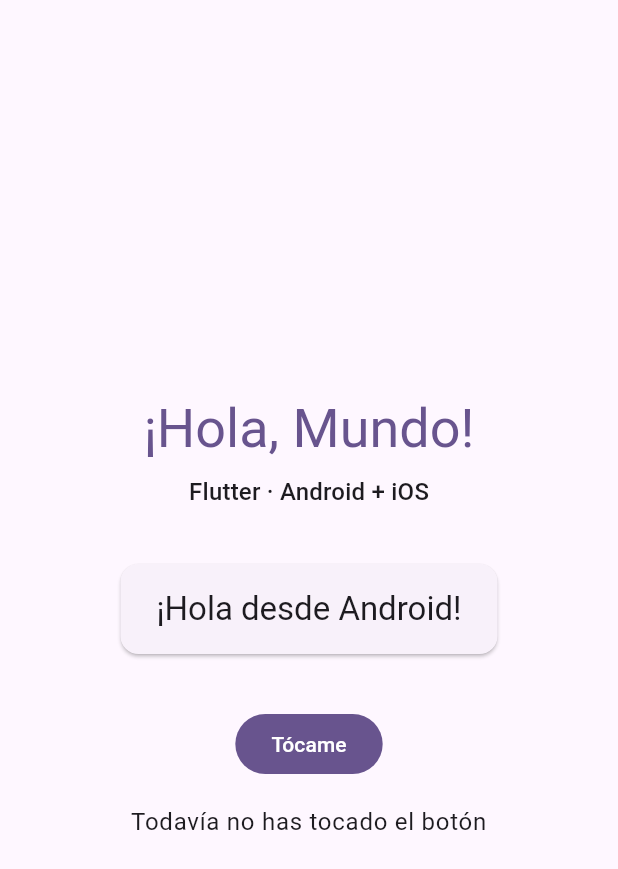
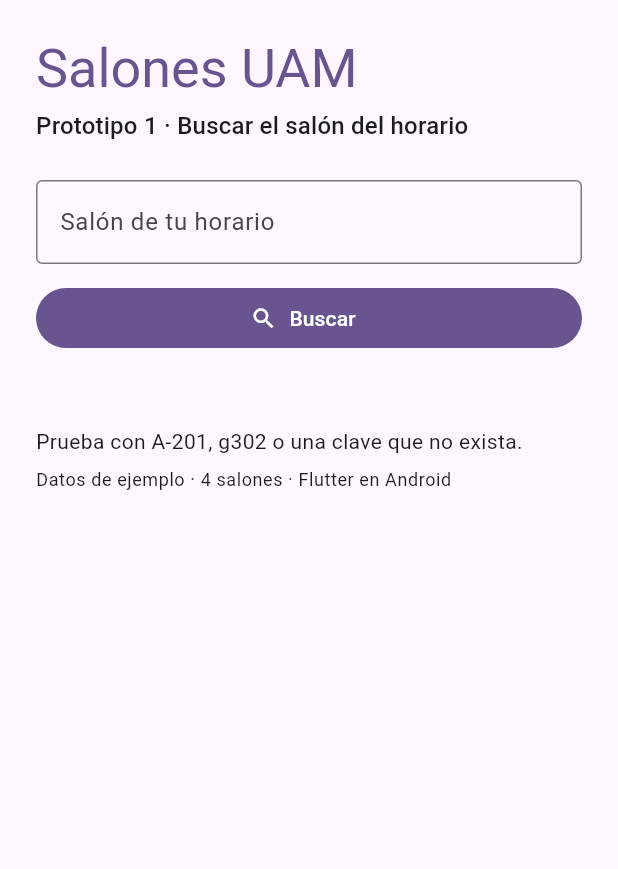
Before and after one commit to gabrielhuav/navegacion-uam-equipo-00, a Flutter app: the screen it shows after launch, on a phone screen of 412 x 824 dp. Shown: the top 869 px of the screen. Run offline on Flutter 3.47's test engine with Material 3 defaults, Android fonts, the phone set to English and light mode, and no system bars.

Commit message:
feat(flutter): busca el salón del horario
Pantalla PantallaBuscar: campo para la clave, botón Buscar y tarjeta con
edificio y piso, o el motivo cuando no se encuentra. La lógica vive en
lib/catalogo.dart (normalizarClave, buscarSalon y mensaje) con un catálogo
de ejemplo de cuatro salones. Pruebas en test/catalogo_test.dart y
test/widget_test.dart. Paquete com.example.salones_uam, versión 0.1.0+1.

Refs #1

Co-Authored-By: Claude Opus 5.5 <noreply@anthropic.com>
Claude-Session: https://claude.ai/code/session_01FfVuzs8wdk3Lv1szMwBhLx

```diff
--- /dev/null
+++ b/app-flutter/lib/catalogo.dart
@@ -0,0 +1,101 @@
+/// Lógica pura del Prototipo 1: no sabe nada de pantallas, ni de Android, ni de iOS.
+/// Por eso se puede probar con pruebas unitarias (ver test/catalogo_test.dart).
+library;
+
+/// Un salón del catálogo.
+class Salon {
+  const Salon({
+    required this.clave,
+    required this.edificio,
+    required this.piso,
+  });
+
+  /// Clave tal como la guarda el catálogo, por ejemplo "A-201".
+  final String clave;
+
+  /// Edificio donde está el salón, por ejemplo "A".
+  final String edificio;
+
+  /// Piso del salón.
+  final int piso;
+}
+
+/// Datos de EJEMPLO del Prototipo 1. No son el catálogo oficial de la UAM:
+/// en el Prototipo 2 se sustituyen por el catálogo del repositorio común.
+const List<Salon> catalogoDeEjemplo = [
+  Salon(clave: 'A-105', edificio: 'A', piso: 1),
+  Salon(clave: 'A-201', edificio: 'A', piso: 2),
+  Salon(clave: 'G-302', edificio: 'G', piso: 3),
+  Salon(clave: 'H-108', edificio: 'H', piso: 1),
+];
+
+/// Resultado de buscar lo que escribió el usuario.
+sealed class Resultado {
+  const Resultado();
+}
+
+/// La clave existe en el catálogo.
+class Encontrado extends Resultado {
+  const Encontrado(this.salon);
+
+  final Salon salon;
+}
+
+/// El usuario no escribió nada.
+class SinClave extends Resultado {
+  const SinClave();
+}
+
+/// Lo escrito no tiene la forma edificio + número.
+class FormatoInvalido extends Resultado {
+  const FormatoInvalido(this.texto);
+
+  final String texto;
+}
+
+/// La clave tiene buena forma, pero no está en el catálogo.
+class NoExiste extends Resultado {
+  const NoExiste(this.clave);
+
+  final String clave;
+}
+
+final RegExp _formatoClave = RegExp(r'^([A-Z]{1,3})(\d{1,4})$');
+
+/// Convierte la clave como viene en el horario a la forma del catálogo:
+/// "a201", " a 201 " o "Salón A-201" se vuelven "A-201".
+/// Devuelve null si el texto no tiene la forma edificio + número.
+String? normalizarClave(String texto) {
+  final compacto = texto
+      .toUpperCase()
+      .replaceAll(RegExp(r'^\s*SAL[OÓ]N'), '')
+      .replaceAll(RegExp(r'[\s\-_.]'), '');
+  final partes = _formatoClave.firstMatch(compacto);
+  if (partes == null) return null;
+  return '${partes.group(1)}-${partes.group(2)}';
+}
+
+/// Busca en [catalogo] el salón que escribió el usuario.
+Resultado buscarSalon(
+  String texto, {
+  List<Salon> catalogo = catalogoDeEjemplo,
+}) {
+  if (texto.trim().isEmpty) return const SinClave();
+  final clave = normalizarClave(texto);
+  if (clave == null) return FormatoInvalido(texto.trim());
+  for (final salon in catalogo) {
+    if (salon.clave == clave) return Encontrado(salon);
+  }
+  return NoExiste(clave);
+}
+
+/// Texto que ve el usuario para cada resultado.
+String mensaje(Resultado resultado) => switch (resultado) {
+      Encontrado(:final salon) =>
+        'Edificio ${salon.edificio} · Piso ${salon.piso}',
+      SinClave() => 'Escribe la clave de tu salón, por ejemplo A-201.',
+      FormatoInvalido(:final texto) =>
+        '«$texto» no parece una clave. Escribe edificio y número, por ejemplo A-201.',
+      NoExiste(:final clave) =>
+        'No encontré $clave en el catálogo de ejemplo. Revisa la clave en tu horario.',
+    };
--- a/app-flutter/lib/main.dart
+++ b/app-flutter/lib/main.dart
@@ -1,24 +1,24 @@
 import 'package:flutter/material.dart';
 
+import 'catalogo.dart';
 import 'plataforma.dart';
-import 'saludo.dart';
 
 /// Punto de entrada: Android e iOS arrancan AQUÍ, con el mismo código.
 void main() {
-  runApp(HolaMundoApp(plataforma: nombrePlataforma()));
+  runApp(SalonesApp(plataforma: nombrePlataforma()));
 }
 
 /// La app completa. Recibe el nombre de la plataforma como parámetro para
 /// que las pruebas puedan pasarle uno "de mentira" (ver test/widget_test.dart).
-class HolaMundoApp extends StatelessWidget {
-  const HolaMundoApp({super.key, required this.plataforma});
+class SalonesApp extends StatelessWidget {
+  const SalonesApp({super.key, required this.plataforma});
 
   final String plataforma;
 
   @override
   Widget build(BuildContext context) {
     return MaterialApp(
-      title: 'Hola Mundo Flutter',
+      title: 'Salones UAM',
       debugShowCheckedModeBanner: false,
       // Tema claro u oscuro según el sistema del teléfono.
       themeMode: ThemeMode.system,
@@ -30,81 +30,140 @@ class HolaMundoApp extends StatelessWidget {
         colorSchemeSeed: Colors.deepPurple,
         brightness: Brightness.dark,
       ),
-      home: PantallaInicio(plataforma: plataforma),
+      home: PantallaBuscar(plataforma: plataforma),
     );
   }
 }
 
-/// La pantalla. Es `StatefulWidget` porque guarda un dato que cambia: el contador.
-class PantallaInicio extends StatefulWidget {
-  const PantallaInicio({super.key, required this.plataforma});
+/// Pantalla del Prototipo 1: escribir la clave del horario y ver dónde está.
+/// Es `StatefulWidget` porque guarda datos que cambian: el texto y el resultado.
+class PantallaBuscar extends StatefulWidget {
+  const PantallaBuscar({super.key, required this.plataforma});
 
   final String plataforma;
 
   @override
-  State<PantallaInicio> createState() => _PantallaInicioState();
+  State<PantallaBuscar> createState() => _PantallaBuscarState();
 }
 
-class _PantallaInicioState extends State<PantallaInicio> {
-  int _veces = 0;
+class _PantallaBuscarState extends State<PantallaBuscar> {
+  final _clave = TextEditingController();
+  Resultado? _resultado;
 
-  void _tocar() {
+  void _buscar() {
     // setState avisa a Flutter que el estado cambió y que debe redibujar.
-    setState(() => _veces++);
+    setState(() => _resultado = buscarSalon(_clave.text));
+  }
+
+  @override
+  void dispose() {
+    _clave.dispose();
+    super.dispose();
   }
 
   @override
   Widget build(BuildContext context) {
     final tema = Theme.of(context);
+    final resultado = _resultado;
 
     return Scaffold(
       body: SafeArea(
-        child: Center(
-          child: Padding(
+        child: ListView(
           padding: const EdgeInsets.all(24),
-            child: Column(
-              mainAxisSize: MainAxisSize.min,
           children: [
             Text(
-                  '¡Hola, Mundo!',
+              'Salones UAM',
               style: tema.textTheme.displaySmall?.copyWith(
                 color: tema.colorScheme.primary,
               ),
             ),
+            const SizedBox(height: 4),
+            Text(
+              'Prototipo 1 · Buscar el salón del horario',
+              style: tema.textTheme.titleMedium,
+            ),
+            const SizedBox(height: 24),
+            TextField(
+              controller: _clave,
+              textCapitalization: TextCapitalization.characters,
+              textInputAction: TextInputAction.search,
+              onSubmitted: (_) => _buscar(),
+              decoration: const InputDecoration(
+                labelText: 'Salón de tu horario',
+                hintText: 'Ejemplo: A-201',
+                border: OutlineInputBorder(),
+              ),
+            ),
+            const SizedBox(height: 12),
+            FilledButton.icon(
+              onPressed: _buscar,
+              icon: const Icon(Icons.search),
+              label: const Text('Buscar'),
+            ),
+            const SizedBox(height: 24),
+            if (resultado != null) TarjetaResultado(resultado: resultado),
+            const SizedBox(height: 24),
+            Text(
+              'Prueba con A-201, g302 o una clave que no exista.',
+              style: tema.textTheme.bodyMedium,
+            ),
             const SizedBox(height: 8),
             Text(
-                  'Flutter · Android + iOS',
-                  style: tema.textTheme.titleMedium,
-                ),
-                const SizedBox(height: 32),
-                Card(
-                  child: Padding(
-                    padding: const EdgeInsets.symmetric(
-                      horizontal: 24,
-                      vertical: 16,
-                    ),
-                    child: Text(
-                      saludar(widget.plataforma),
-                      style: tema.textTheme.titleLarge,
-                    ),
-                  ),
-                ),
-                const SizedBox(height: 32),
-                FilledButton(
-                  onPressed: _tocar,
-                  child: const Text('Tócame'),
-                ),
-                const SizedBox(height: 16),
-                Text(
-                  textoContador(_veces),
-                  style: tema.textTheme.bodyLarge,
-                  textAlign: TextAlign.center,
+              'Datos de ejemplo · ${catalogoDeEjemplo.length} salones · '
+              'Flutter en ${widget.plataforma}',
+              style: tema.textTheme.bodySmall,
             ),
           ],
-            ),
-          ),
         ),
       ),
     );
   }
 }
+
+/// Tarjeta con la respuesta: color principal si se encontró, de error si no.
+class TarjetaResultado extends StatelessWidget {
+  const TarjetaResultado({super.key, required this.resultado});
+
+  final Resultado resultado;
+
+  @override
+  Widget build(BuildContext context) {
+    final colores = Theme.of(context).colorScheme;
+    final textos = Theme.of(context).textTheme;
+    final encontrado = resultado is Encontrado;
+    final colorTexto =
+        encontrado ? colores.onPrimaryContainer : colores.onErrorContainer;
+
+    return Card(
+      color: encontrado ? colores.primaryContainer : colores.errorContainer,
+      child: Padding(
+        padding: const EdgeInsets.all(16),
+        child: Row(
+          children: [
+            Icon(
+              encontrado ? Icons.place : Icons.error_outline,
+              color: colorTexto,
+            ),
+            const SizedBox(width: 12),
+            Expanded(
+              child: Column(
+                crossAxisAlignment: CrossAxisAlignment.start,
+                children: [
+                  if (resultado case Encontrado(:final salon))
+                    Text(
+                      salon.clave,
+                      style: textos.headlineSmall?.copyWith(color: colorTexto),
+                    ),
+                  Text(
+                    mensaje(resultado),
+                    style: textos.bodyLarge?.copyWith(color: colorTexto),
+                  ),
+                ],
+              ),
+            ),
+          ],
+        ),
+      ),
+    );
+  }
+}
--- a/app-flutter/lib/saludo.dart
+++ /dev/null
@@ -1,13 +0,0 @@
-/// Lógica pura: no sabe nada de pantallas, ni de Android, ni de iOS.
-/// Por eso se puede probar con pruebas unitarias (ver test/saludo_test.dart).
-library;
-
-/// Saludo que se muestra en la tarjeta, por ejemplo "¡Hola desde Android!".
-String saludar(String plataforma) => '¡Hola desde $plataforma!';
-
-/// Texto del contador con la palabra en singular o plural.
-String textoContador(int veces) => switch (veces) {
-      0 => 'Todavía no has tocado el botón',
-      1 => 'Has tocado el botón 1 vez',
-      _ => 'Has tocado el botón $veces veces',
-    };
--- a/app-flutter/pubspec.yaml
+++ b/app-flutter/pubspec.yaml
@@ -1,5 +1,5 @@
-name: hola_mundo_flutter
-description: "Hola Mundo multiplataforma con Flutter (Android + iOS)"
+name: salones_uam
+description: "Salones UAM · Prototipo 1: buscar el salón del horario (Flutter, Android + iOS)"
 # The following line prevents the package from being accidentally published to
 # pub.dev using `flutter pub publish`. This is preferred for private packages.
 publish_to: 'none' # Remove this line if you wish to publish to pub.dev
@@ -16,7 +16,7 @@ publish_to: 'none' # Remove this line if you wish to publish to pub.dev
 # https://developer.apple.com/library/archive/documentation/General/Reference/InfoPlistKeyReference/Articles/CoreFoundationKeys.html
 # In Windows, build-name is used as the major, minor, and patch parts
 # of the product and file versions while build-number is used as the build suffix.
-version: 1.0.0+1
+version: 0.1.0+1
 
 environment:
   sdk: ^3.8.0
```
Also changed, not shown: 10 other files. Lines whose indentation alone changed are shown as unchanged.
